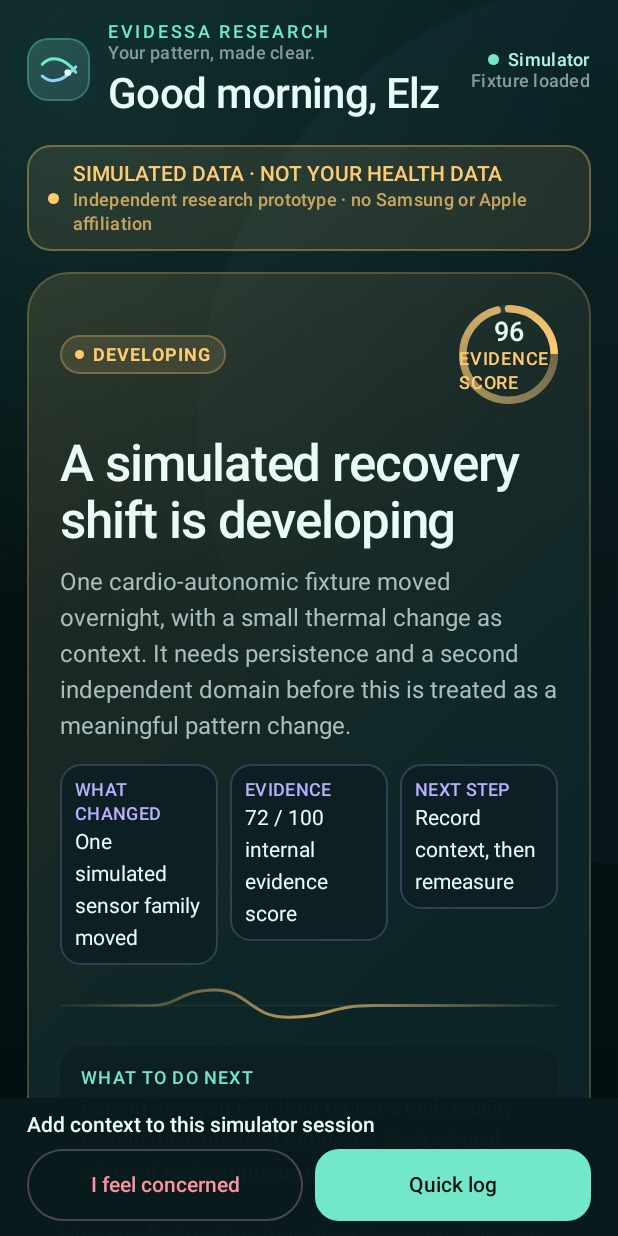
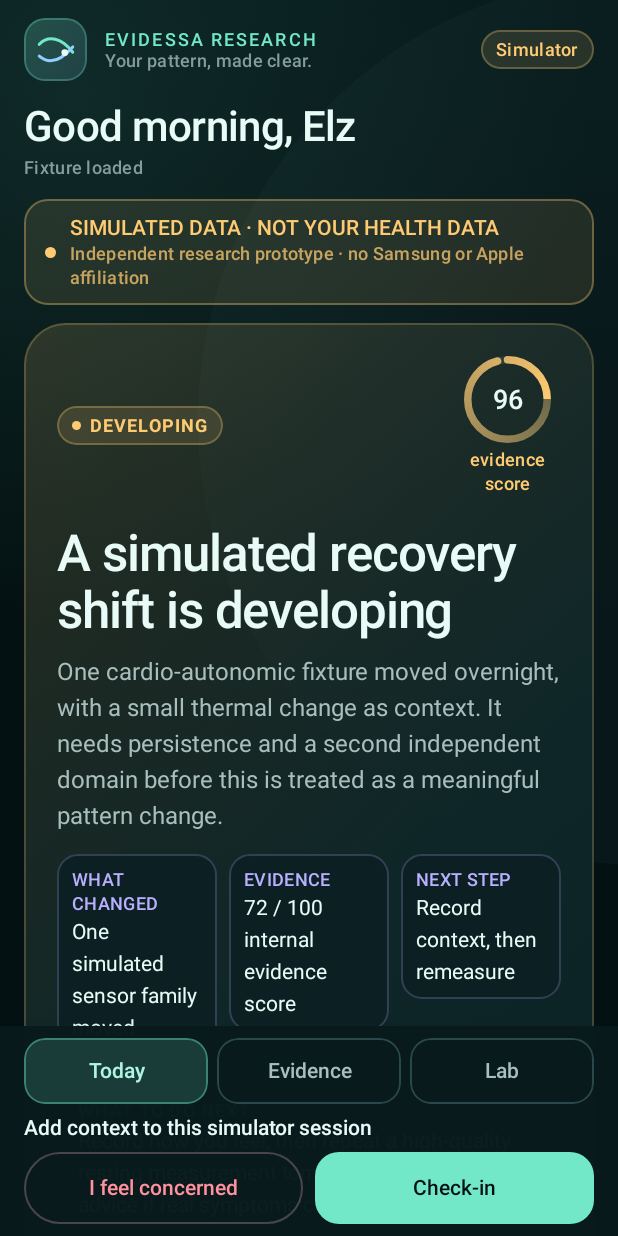
Before and after one commit to edagher92-coder/VitalSignalResearch, an Android app built with Jetpack Compose: the screen it shows after launch (MainActivity), on a phone screen of 412 x 824 dp. Run offline under Robolectric (Android 15) with nearby library versions, the phone set to English and light mode, and no system bars.

Commit message:
Calm the phone Today screen and hide research-lab clutter
Split the simulator phone UI into Today, Evidence, and Lab so the daily
story is glanceable. Keep concern-hold fail-closed: analytics stay
withheld and the hold returns the person to Today. Remove the ECG-like
hero trace and overflowing score label that caused graphic glitches.

Co-authored-by: ELIE DAGHER <edagher92-coder@users.noreply.github.com>

```diff
--- a/phone/src/main/kotlin/au/com/elied/vitalsignal/phone/presentation/dashboard/DashboardScreen.kt
+++ b/phone/src/main/kotlin/au/com/elied/vitalsignal/phone/presentation/dashboard/DashboardScreen.kt
@@ -110,10 +110,16 @@ fun DashboardScreen(
 ) {
     val snackbarHostState = remember { SnackbarHostState() }
     var resolveConcernConfirmationOpen by remember { mutableStateOf(false) }
+    var pane by remember { mutableStateOf(DashboardPane.TODAY) }
     LaunchedEffect(state.savedMessage) {
         state.savedMessage?.let {
             snackbarHostState.showSnackbar(it)
             onSavedMessageShown()
+        }
+    }
+    LaunchedEffect(state.activeHumanConcern) {
+        if (state.activeHumanConcern) {
+            pane = DashboardPane.TODAY
         }
     }
 
@@ -122,7 +128,9 @@ fun DashboardScreen(
         snackbarHost = { SnackbarHost(snackbarHostState) },
         bottomBar = {
             DashboardBottomBar(
+                pane = pane,
                 concernActive = state.activeHumanConcern,
+                onSelectPane = { pane = it },
                 onLog = onOpenQuickLog,
                 onReportConcern = onReportHumanConcern,
             )
@@ -133,7 +141,7 @@ fun DashboardScreen(
                 .fillMaxSize()
                 .background(
                     Brush.verticalGradient(
-                        listOf(Color(0xFF082022), Ink, Color(0xFF031011)),
+                        listOf(Color(0xFF06191A), Ink, Color(0xFF031011)),
                     ),
                 ),
         ) {
@@ -144,27 +152,108 @@ fun DashboardScreen(
                     .verticalScroll(rememberScrollState())
                     .padding(
                         top = WindowInsets.statusBars.asPaddingValues().calculateTopPadding(),
-                        bottom = scaffoldPadding.calculateBottomPadding() + 20.dp,
-                    )
-                    .padding(horizontal = 18.dp),
-                verticalArrangement = Arrangement.spacedBy(14.dp),
+                        bottom = scaffoldPadding.calculateBottomPadding() + 16.dp,
+                    )
+                    .padding(horizontal = 16.dp),
+                verticalArrangement = Arrangement.spacedBy(12.dp),
             ) {
                 DashboardHeader(state)
                 if (state.isSimulated) SimulationBanner(state.dataModeLabel)
+                when (pane) {
+                    DashboardPane.TODAY -> TodayPane(
+                        state = state,
+                        onToggleExplanation = onToggleExplanation,
+                        onOpenQuickLog = onOpenQuickLog,
+                        onResolveHumanConcern = { resolveConcernConfirmationOpen = true },
+                    )
+                    DashboardPane.EVIDENCE -> EvidencePane(state)
+                    DashboardPane.LAB -> LabPane(
+                        state = state,
+                        onSelectSimulationScenario = onSelectSimulationScenario,
+                    )
+                }
+                SafetyNote()
+            }
+        }
+    }
+
+    if (state.quickLogOpen) {
+        QuickLogDialog(
+            onDismiss = onCloseQuickLog,
+            onSave = onSaveQuickLog,
+            onReportHumanConcern = onReportHumanConcern,
+        )
+    }
+    if (resolveConcernConfirmationOpen) {
+        AlertDialog(
+            onDismissRequest = { resolveConcernConfirmationOpen = false },
+            containerColor = SurfaceLifted,
+            title = { Text("Resolve this app hold?", color = Ice) },
+            text = {
+                Text(
+                    "This records an explicit human action in the simulator only. It is not medical clearance, does not mean you are well, and does not replace care.",
+                    color = Slate,
+                )
+            },
+            confirmButton = {
+                Button(
+                    onClick = {
+                        resolveConcernConfirmationOpen = false
+                        onResolveHumanConcern()
+                    },
+                    colors = ButtonDefaults.buttonColors(containerColor = Rose, contentColor = Ice),
+                ) { Text("Resolve simulator hold") }
+            },
+            dismissButton = {
+                TextButton(onClick = { resolveConcernConfirmationOpen = false }) {
+                    Text("Keep hold active", color = Ice)
+                }
+            },
+        )
+    }
+}
+
+@Composable
+private fun TodayPane(
+    state: DashboardUiState,
+    onToggleExplanation: () -> Unit,
+    onOpenQuickLog: () -> Unit,
+    onResolveHumanConcern: () -> Unit,
+) {
     PatternHeroCard(
         state,
         onToggleExplanation,
-                    onResolveHumanConcern = { resolveConcernConfirmationOpen = true },
+        onResolveHumanConcern = onResolveHumanConcern,
     )
     if (!state.activeHumanConcern) {
         ForecastCard(state.forecast, onOpenQuickLog)
+    }
+}
+
+@Composable
+private fun EvidencePane(state: DashboardUiState) {
+    if (state.activeHumanConcern) {
+        WithheldByConcernCard()
+        return
+    }
     ResearchAssistantCard(state.researchAssistant)
     PersonalTrendCard(state.trend, state.baselineDays, state.baselineTargetDays)
     ActivityWorkloadResponseCard(state.activityResponse)
     SignalQualityCard(state)
     InterpretationTraceCard(state)
+    TimelineCard(state.timeline)
+}
+
+@Composable
+private fun LabPane(
+    state: DashboardUiState,
+    onSelectSimulationScenario: (SimulationScenario) -> Unit,
+) {
+    if (state.activeHumanConcern) {
+        WithheldByConcernCard()
+        return
+    }
     DataPlaneCard(state.dataPlane)
-                    TimelineCard(state.timeline)
     if (state.conflictDesk.isNotEmpty()) ConflictDeskCard(state.conflictDesk)
     if (state.featureInspector.isNotEmpty()) FeatureInspectorCard(state.featureInspector)
     if (state.forecastAudit.isNotEmpty()) ForecastAuditTimeline(state.forecastAudit)
@@ -175,43 +264,22 @@ fun DashboardScreen(
         )
     }
 }
-                SafetyNote()
-            }
-        }
-    }
-
-    if (state.quickLogOpen) {
-        QuickLogDialog(
-            onDismiss = onCloseQuickLog,
-            onSave = onSaveQuickLog,
-            onReportHumanConcern = onReportHumanConcern,
-        )
-    }
-    if (resolveConcernConfirmationOpen) {
-        AlertDialog(
-            onDismissRequest = { resolveConcernConfirmationOpen = false },
-            containerColor = SurfaceLifted,
-            title = { Text("Resolve this app hold?", color = Ice) },
-            text = {
-                Text(
-                    "This records an explicit human action in the simulator only. It is not medical clearance, does not mean you are well, and does not replace care.",
+
+@Composable
+private fun WithheldByConcernCard() {
+    DashboardCard {
+        SectionLabel("Hold active")
+        Text(
+            text = "Wearable interpretation is withheld",
+            modifier = Modifier.padding(top = 6.dp),
+            style = MaterialTheme.typography.titleLarge,
+            color = Ice,
+        )
+        Text(
+            text = "A person-reported concern takes priority. These research surfaces stay hidden so a reassuring fixture cannot override how you feel. Return to Today to keep or resolve the simulator hold.",
+            modifier = Modifier.padding(top = 8.dp),
+            style = MaterialTheme.typography.bodyMedium,
             color = Slate,
-                )
-            },
-            confirmButton = {
-                Button(
-                    onClick = {
-                        resolveConcernConfirmationOpen = false
-                        onResolveHumanConcern()
-                    },
-                    colors = ButtonDefaults.buttonColors(containerColor = Rose, contentColor = Ice),
-                ) { Text("Resolve simulator hold") }
-            },
-            dismissButton = {
-                TextButton(onClick = { resolveConcernConfirmationOpen = false }) {
-                    Text("Keep hold active", color = Ice)
-                }
-            },
         )
     }
 }
@@ -369,58 +437,52 @@ private fun DashboardAtmosphere(active: Boolean) {
 
 @Composable
 private fun DashboardHeader(state: DashboardUiState) {
-    Row(
-        modifier = Modifier
-            .fillMaxWidth()
-            .padding(top = 14.dp, bottom = 4.dp),
-        verticalAlignment = Alignment.CenterVertically,
-    ) {
-        Row(
-            modifier = Modifier.weight(1f),
-            verticalAlignment = Alignment.CenterVertically,
-        ) {
+    Column(
+        modifier = Modifier
+            .fillMaxWidth()
+            .padding(top = 12.dp, bottom = 2.dp),
+    ) {
+        Row(verticalAlignment = Alignment.CenterVertically) {
             BrandMark()
             Spacer(Modifier.width(12.dp))
-            Column {
+            Column(modifier = Modifier.weight(1f)) {
                 Text(
                     text = ProductBrand.DISPLAY_NAME,
                     style = MaterialTheme.typography.labelMedium,
                     color = Mint,
-                    letterSpacing = 1.8.sp,
+                    letterSpacing = 1.4.sp,
                 )
                 Text(
                     text = ProductBrand.TAGLINE,
                     style = MaterialTheme.typography.labelMedium,
                     color = Quiet,
                 )
-                Spacer(Modifier.height(4.dp))
+            }
+            Surface(
+                color = Amber.copy(alpha = 0.12f),
+                shape = RoundedCornerShape(999.dp),
+                border = androidx.compose.foundation.BorderStroke(1.dp, Amber.copy(alpha = 0.28f)),
+            ) {
+                Text(
+                    text = if (state.isSimulated) "Simulator" else "Pilot data mode",
+                    modifier = Modifier.padding(horizontal = 10.dp, vertical = 6.dp),
+                    style = MaterialTheme.typography.labelMedium,
+                    color = Amber,
+                )
+            }
+        }
         Text(
             text = state.greeting,
+            modifier = Modifier.padding(top = 14.dp),
             style = MaterialTheme.typography.headlineLarge,
             color = Ice,
         )
-            }
-        }
-        Column(horizontalAlignment = Alignment.End) {
-            Row(verticalAlignment = Alignment.CenterVertically) {
-                Box(
-                    modifier = Modifier
-                        .size(7.dp)
-                        .background(Mint, CircleShape),
-                )
-                Spacer(Modifier.width(6.dp))
-                Text(
-                    text = if (state.isSimulated) "Simulator" else "Pilot data mode",
-                    style = MaterialTheme.typography.labelMedium,
-                    color = MintSoft,
-                )
-            }
         Text(
             text = state.lastSyncLabel,
-                style = MaterialTheme.typography.labelMedium,
-                color = Quiet,
-            )
-        }
+            modifier = Modifier.padding(top = 4.dp),
+            style = MaterialTheme.typography.labelMedium,
+            color = Quiet,
+        )
     }
 }
 
@@ -586,7 +648,6 @@ private fun PatternHeroCard(
                 color = Slate,
             )
             FiveSecondSummaryRow(state.fiveSecondSummary)
-            SignalTrace(accent = statusColor)
             Surface(
                 modifier = Modifier
                     .fillMaxWidth()
@@ -713,9 +774,10 @@ private fun ConfidenceBeacon(value: Int, label: String, color: Color) {
         },
         label = "evidence-score",
     )
+    Column(horizontalAlignment = Alignment.CenterHorizontally) {
         Box(
             modifier = Modifier
-            .size(66.dp)
+                .size(58.dp)
                 .semantics {
                     contentDescription = if (value > 0) "$value of 100 $label" else label
                 },
@@ -745,73 +807,21 @@ private fun ConfidenceBeacon(value: Int, label: String, color: Color) {
                     )
                 }
             }
-        Column(horizontalAlignment = Alignment.CenterHorizontally) {
             Text(
                 text = if (value > 0) value.toString() else "—",
                 style = MaterialTheme.typography.titleLarge,
                 color = Ice,
             )
-            Text(
-                text = label.uppercase(),
+        }
+        Text(
+            text = label,
+            modifier = Modifier
+                .width(72.dp)
+                .padding(top = 4.dp),
             style = MaterialTheme.typography.labelMedium,
             color = color,
-                fontSize = 12.sp,
-                letterSpacing = 0.5.sp,
-            )
-        }
-    }
-}
-
-@Composable
-private fun SignalTrace(accent: Color) {
-    Canvas(
-        modifier = Modifier
-            .fillMaxWidth()
-            .height(38.dp)
-            .padding(top = 12.dp),
-    ) {
-        val middle = size.height * 0.58f
-        val path = Path().apply {
-            moveTo(0f, middle)
-            lineTo(size.width * 0.18f, middle)
-            cubicTo(
-                size.width * 0.24f,
-                middle,
-                size.width * 0.24f,
-                size.height * 0.18f,
-                size.width * 0.31f,
-                size.height * 0.18f,
-            )
-            cubicTo(
-                size.width * 0.38f,
-                size.height * 0.18f,
-                size.width * 0.38f,
-                size.height * 0.88f,
-                size.width * 0.46f,
-                size.height * 0.88f,
-            )
-            cubicTo(
-                size.width * 0.54f,
-                size.height * 0.88f,
-                size.width * 0.54f,
-                middle,
-                size.width * 0.63f,
-                middle,
-            )
-            lineTo(size.width, middle)
-        }
-        drawLine(
-            color = Ice.copy(alpha = 0.06f),
-            start = Offset(0f, middle),
-            end = Offset(size.width, middle),
-            strokeWidth = 1.dp.toPx(),
-        )
-        drawPath(
-            path = path,
-            brush = Brush.horizontalGradient(
-                listOf(Color.Transparent, accent.copy(alpha = 0.72f), Color.Transparent),
-            ),
-            style = Stroke(width = 2.dp.toPx(), cap = StrokeCap.Round),
+            textAlign = TextAlign.Center,
+            maxLines = 2,
         )
     }
 }
@@ -962,14 +972,14 @@ private fun ForecastCard(
             )
         }
         if (forecast.status == ForecastStatus.LOCKED) {
-            OutlinedButton(
+            Button(
                 onClick = onOpenQuickLog,
                 modifier = Modifier
                     .fillMaxWidth()
+                    .heightIn(min = 52.dp)
                     .padding(top = 14.dp),
-                shape = RoundedCornerShape(16.dp),
-                colors = ButtonDefaults.outlinedButtonColors(contentColor = Ice),
-                border = androidx.compose.foundation.BorderStroke(1.dp, Color(0xFF35565A)),
+                shape = RoundedCornerShape(18.dp),
+                colors = ButtonDefaults.buttonColors(containerColor = Mint, contentColor = Ink),
             ) {
                 Text("Record pre-forecast check-in")
             }
@@ -2130,7 +2140,9 @@ private fun SimulationLab(
 
 @Composable
 private fun DashboardBottomBar(
+    pane: DashboardPane,
     concernActive: Boolean,
+    onSelectPane: (DashboardPane) -> Unit,
     onLog: () -> Unit,
     onReportConcern: () -> Unit,
 ) {
@@ -2142,13 +2154,36 @@ private fun DashboardBottomBar(
             modifier = Modifier
                 .fillMaxWidth()
                 .padding(
-                    start = 18.dp,
-                    end = 18.dp,
-                    top = 10.dp,
-                    bottom = WindowInsets.navigationBars.asPaddingValues().calculateBottomPadding() + 10.dp,
+                    start = 16.dp,
+                    end = 16.dp,
+                    top = 8.dp,
+                    bottom = WindowInsets.navigationBars.asPaddingValues().calculateBottomPadding() + 8.dp,
                 ),
             verticalArrangement = Arrangement.spacedBy(8.dp),
         ) {
+            Row(
+                modifier = Modifier.fillMaxWidth(),
+                horizontalArrangement = Arrangement.spacedBy(6.dp),
+            ) {
+                PaneTab(
+                    title = "Today",
+                    selected = pane == DashboardPane.TODAY,
+                    onClick = { onSelectPane(DashboardPane.TODAY) },
+                    modifier = Modifier.weight(1f),
+                )
+                PaneTab(
+                    title = "Evidence",
+                    selected = pane == DashboardPane.EVIDENCE,
+                    onClick = { onSelectPane(DashboardPane.EVIDENCE) },
+                    modifier = Modifier.weight(1f),
+                )
+                PaneTab(
+                    title = "Lab",
+                    selected = pane == DashboardPane.LAB,
+                    onClick = { onSelectPane(DashboardPane.LAB) },
+                    modifier = Modifier.weight(1f),
+                )
+            }
             Text(
                 text = if (concernActive) {
                     "Concern hold active · nobody was notified"
@@ -2185,9 +2220,44 @@ private fun DashboardBottomBar(
                     ),
                     contentPadding = PaddingValues(horizontal = 14.dp, vertical = 12.dp),
                 ) {
-                    Text("Quick log")
-                }
-            }
+                    Text("Check-in")
+                }
+            }
+        }
+    }
+}
+
+@Composable
+private fun PaneTab(
+    title: String,
+    selected: Boolean,
+    onClick: () -> Unit,
+    modifier: Modifier = Modifier,
+) {
+    Surface(
+        modifier = modifier
+            .heightIn(min = 44.dp)
+            .clip(RoundedCornerShape(14.dp))
+            .clickable(onClick = onClick)
+            .semantics {
+                contentDescription = title
+                stateDescription = if (selected) "Selected" else "Not selected"
+            },
+        color = if (selected) Mint.copy(alpha = 0.16f) else Color.Transparent,
+        shape = RoundedCornerShape(14.dp),
+        border = androidx.compose.foundation.BorderStroke(
+            1.dp,
+            if (selected) Mint.copy(alpha = 0.40f) else Color(0xFF2A484B),
+        ),
+    ) {
+        Box(contentAlignment = Alignment.Center, modifier = Modifier.fillMaxWidth()) {
+            Text(
+                text = title,
+                modifier = Modifier.padding(vertical = 10.dp),
+                style = MaterialTheme.typography.labelLarge,
+                color = if (selected) MintSoft else Slate,
+                textAlign = TextAlign.Center,
+            )
         }
     }
 }
@@ -2433,6 +2503,7 @@ private fun StatusPill(label: String, color: Color) {
             color = color,
             fontWeight = FontWeight.Bold,
             letterSpacing = 0.7.sp,
+            maxLines = 2,
         )
     }
 }
```
Also changed, not shown: phone/src/main/kotlin/au/com/elied/vitalsignal/phone/presentation/dashboard/DashboardInformationArchitecture.kt (added, +54 -0 lines), 1 other file. Lines whose indentation alone changed are shown as unchanged.
